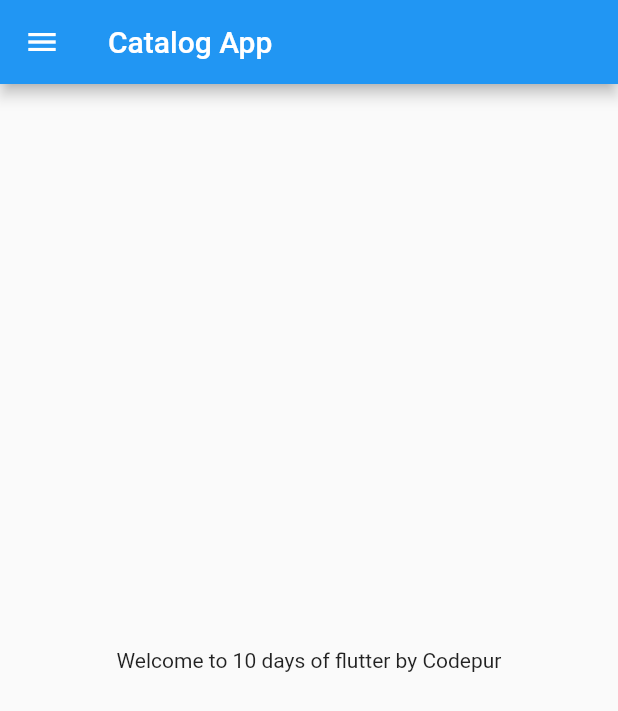
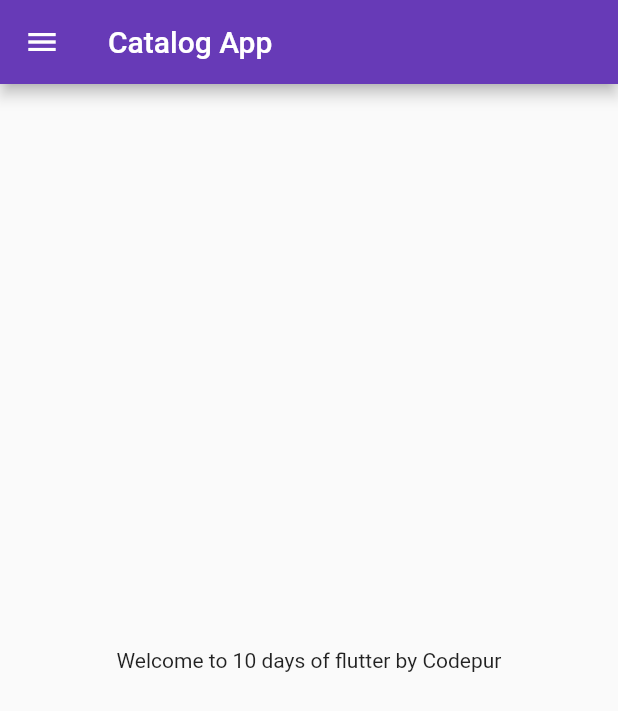
Before and after one commit to kamranahmed71/30DaysofFlutter, a Flutter app: the screen it shows after launch, on a phone screen of 412 x 824 dp. Shown: the top 711 px of the screen. Run offline on Flutter 3.47's test engine with Material 2 defaults, Android fonts, the phone set to English and light mode, and no system bars.

Commit message:
Day 3 completed

```diff
--- a/lib/main.dart
+++ b/lib/main.dart
@@ -1,5 +1,6 @@
 import 'package:flutter/material.dart';
-import 'package:flutter_catalog/home_page.dart';
+import 'package:flutter_catalog/pages/home_page.dart';
+import 'package:flutter_catalog/pages/login_page.dart';
 
 void main() {
   runApp(MyApp());
@@ -9,7 +10,20 @@ class MyApp extends StatelessWidget {
   @override
   Widget build(BuildContext context) {
     return MaterialApp(
-      home: HomePage(),
+      // home: HomePage(),
+      themeMode: ThemeMode.light,
+      theme: ThemeData(primarySwatch: Colors.deepPurple),
+      darkTheme: ThemeData(
+        brightness: Brightness.dark,
+      ),
+
+      initialRoute: "/home",
+
+      routes: {
+        "/": (context) => LoginPage(),
+        "/home": (context) => HomePage(),
+        "/Login": (context) => LoginPage(),
+      },
     );
   }
 }
--- a/lib/home_page.dart
+++ b/lib/pages/home_page.dart
@@ -1,5 +1,3 @@
-import 'dart:html';
-
 import 'package:flutter/material.dart';
 
 class HomePage extends StatelessWidget {
```
Also changed, not shown: lib/pages/login_page.dart (added, +19 -0 lines).
